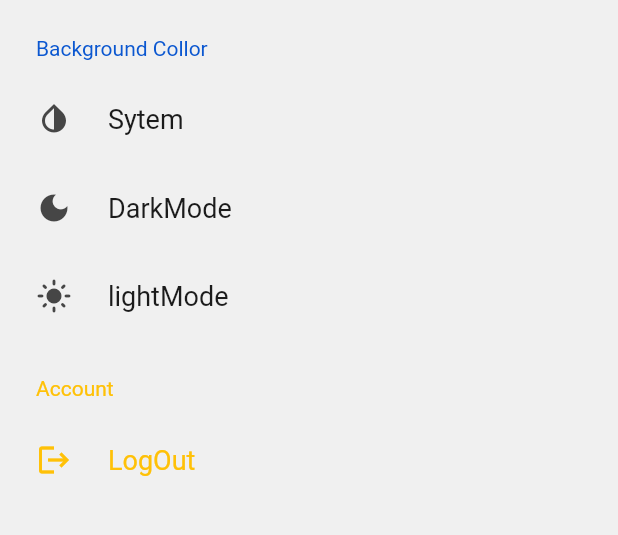
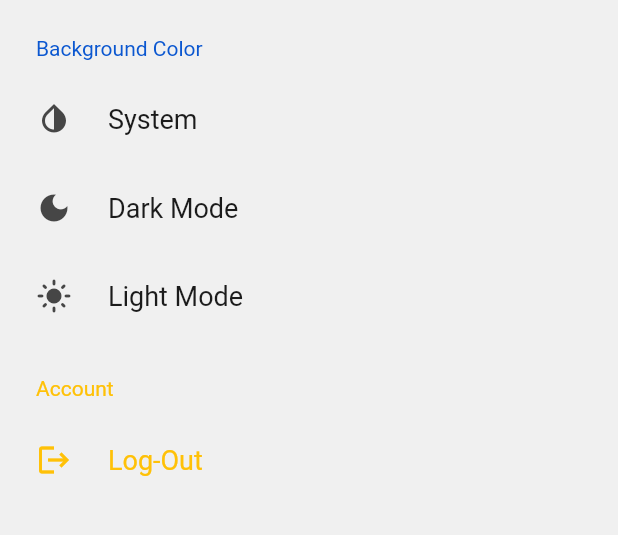
Before and after one commit to TheDarkSide1992/flutter_exam_project, a Flutter app: the SettingPage screen opened directly, on a phone screen of 412 x 824 dp, the part 84-619 px from its top. Run offline on Flutter 3.47's test engine with Material 3 defaults, Android fonts, the phone set to English and light mode, and no system bars; drawn by our look-alikes of settings_ui; our stand-ins replace bloc, flutter_bloc; accounts and stored records are empty.

Commit message:
fixxed text issue

```diff
--- a/lib/settings/settigns_page.dart
+++ b/lib/settings/settigns_page.dart
@@ -39,28 +39,28 @@ class SettingPage extends StatelessWidget {
         builder:(context, state) =>  SettingsList(
           sections: [
             SettingsSection(
-              title: Text('Background Collor'),
+              title: Text('Background Color'),
               tiles: <SettingsTile>[
                 SettingsTile.navigation(
                   onPressed: (value) {
                     MyApp.themeNotifier.value = ThemeMode.system;
                   },
                   leading: Icon(Icons.invert_colors),
-                  title: Text('Sytem'),
+                  title: Text('System'),
                 ),
                 SettingsTile.navigation(
                   onPressed: (value) {
                     MyApp.themeNotifier.value = ThemeMode.dark;
                   },
                   leading: Icon(Icons.dark_mode),
-                  title: Text('DarkMode'),
+                  title: Text('Dark Mode'),
                 ),
                 SettingsTile.navigation(
                   onPressed: (value) {
                     MyApp.themeNotifier.value = ThemeMode.light;
                   },
                   leading: Icon(Icons.light_mode),
-                  title: Text('lightMode'),
+                  title: Text('Light Mode'),
                 ),
               ],
             ),
@@ -72,7 +72,7 @@ class SettingPage extends StatelessWidget {
                     _signOut(context);
                   },
                   leading: Icon(Icons.logout, color: Colors.amber,),
-                  title: Text('LogOut', style:TextStyle(color: Colors.amber)),
+                  title: Text('Log-Out', style:TextStyle(color: Colors.amber)),
                 ),
               ],
             ),
```
